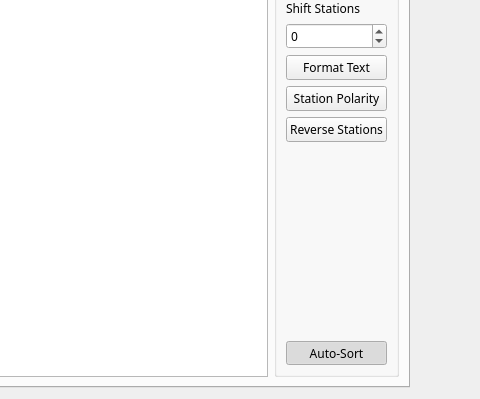
Before: the Qt Designer form src/qt_ui/pem_info_widget.ui in Eric-Meunier/Processor-Suite, drawn with Qt 5; both pictures show x 160 to 640 and y 81 to 480 of the 640 by 480 pixel window.
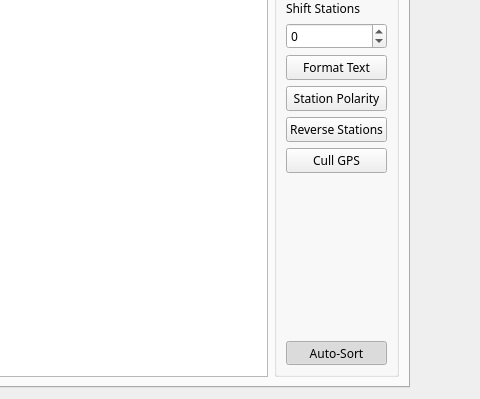
After: the same form once the commit is applied. The open tabs and pages were chosen to show the change.

Commit message: Station GPS Culling added.

What changed in the file:
```diff
--- a/src/qt_ui/pem_info_widget.ui
+++ b/src/qt_ui/pem_info_widget.ui
@@ -254,6 +254,13 @@
             </property>
            </widget>
           </item>
+          <item>
+           <widget class="QPushButton" name="cull_station_gps_button">
+            <property name="text">
+             <string>Cull GPS</string>
+            </property>
+           </widget>
+          </item>
           <item>
            <spacer name="verticalSpacer">
             <property name="orientation">
```
Left out of the diff: 2 changed lines with no effect on the pictures. The commit also changes 1 other file.
